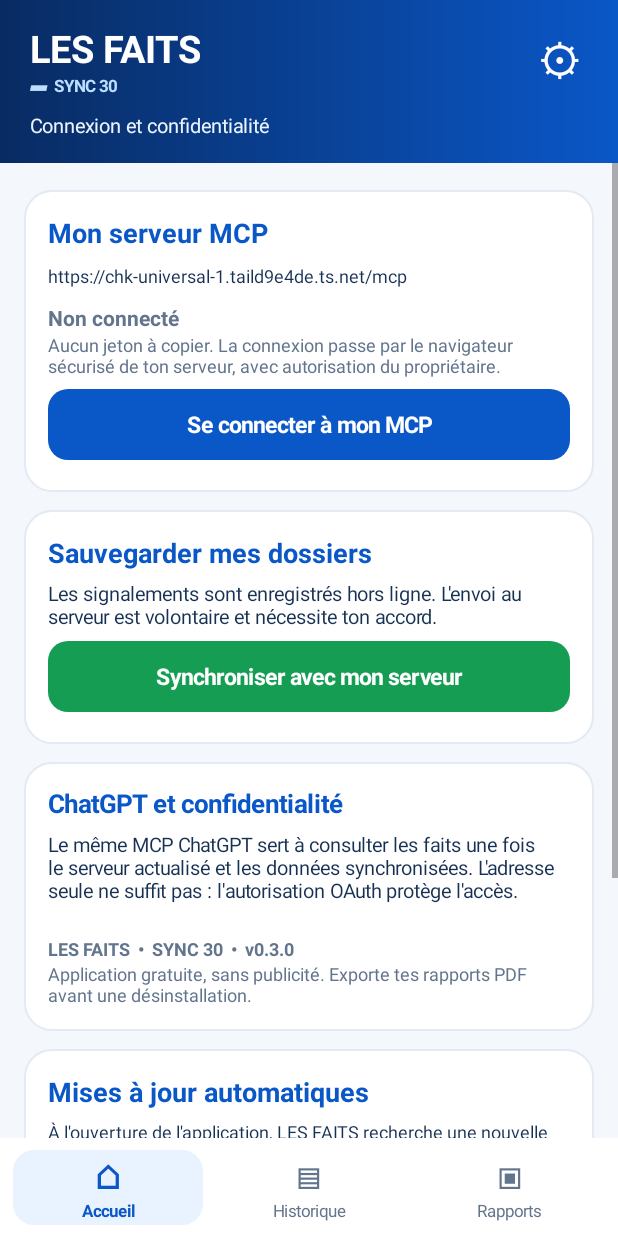
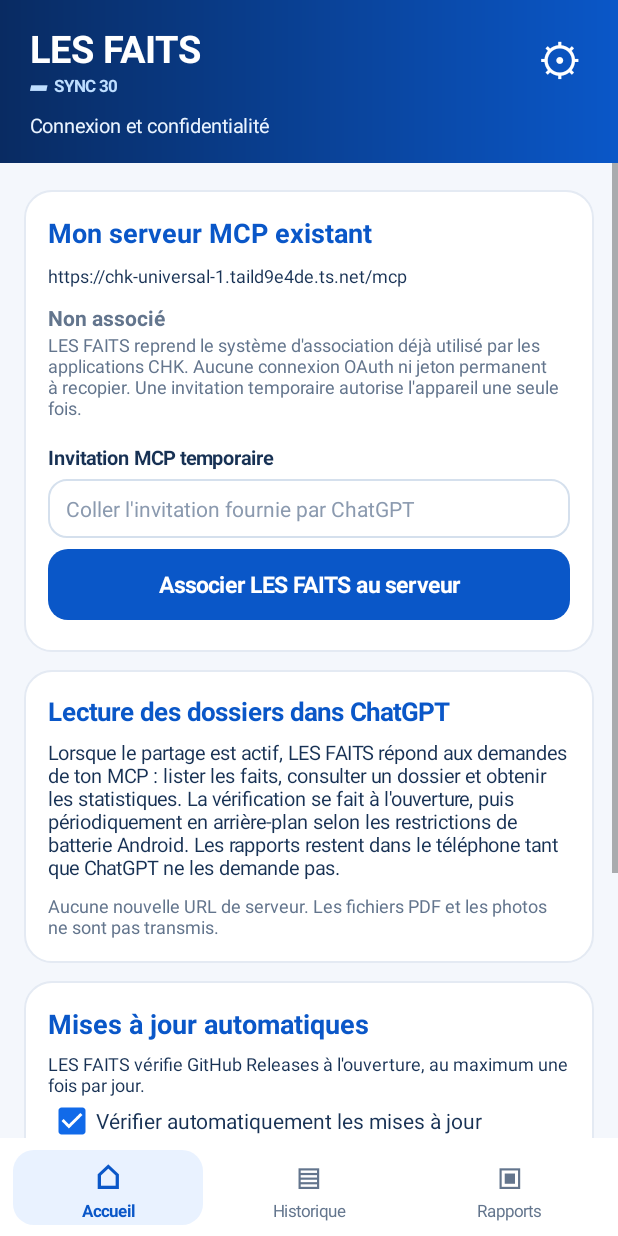
Before and after one commit to Chasmet/Probl-me-r-curent-travail-, an Android app: the screen it shows after launch (MainActivity), after a tap on an icon or button, on a phone screen of 412 x 824 dp. Run offline under Robolectric (Android 15) with nearby library versions, the phone set to English and light mode, and no system bars; pictures from the network do not load.

Commit message:
Activer v0.4.0 : association MCP Android par invitation du serveur existant

```diff
--- a/app/build.gradle
+++ b/app/build.gradle
@@ -17,8 +17,8 @@ android {
         applicationId 'fr.sync30.lesfaits'
         minSdk 26
         targetSdk 36
-        versionCode 4
-        versionName '0.3.0'
+        versionCode 5
+        versionName '0.4.0'
     }
     compileOptions {
         sourceCompatibility JavaVersion.VERSION_17
--- a/app/src/main/java/fr/sync30/lesfaits/MainActivity.java
+++ b/app/src/main/java/fr/sync30/lesfaits/MainActivity.java
@@ -69,11 +69,14 @@ public class MainActivity extends Activity {
         home();
         acceptOAuthCallback(getIntent());
         UpdateManager.onAppOpen(this);
+        acceptPairInvite(getIntent());
+        if(McpWorkerClient.isEnabled(prefs))McpWorkerClient.check(getApplicationContext(),null);
     }
     @Override protected void onNewIntent(Intent intent){
         super.onNewIntent(intent);
         setIntent(intent);
         acceptOAuthCallback(intent);
+        acceptPairInvite(intent);
     }
     private void acceptOAuthCallback(Intent intent){
         Uri uri=intent==null?null:intent.getData();
@@ -83,6 +86,23 @@ public class MainActivity extends Activity {
                 .setMessage(message).setPositiveButton("OK",null).show();
             settings();
         });
+    }
+    private void acceptPairInvite(Intent intent){
+        Uri uri=intent==null?null:intent.getData();
+        if(uri==null||!"fr.sync30.lesfaits".equals(uri.getScheme())||!"pair".equals(uri.getHost()))return;
+        String invite=uri.getQueryParameter("invite");
+        intent.setData(null);
+        if(invite==null||!invite.matches("chkinvite_[A-Za-z0-9_-]{20,150}")){
+            toast("Invitation MCP invalide ou manquante.");return;
+        }
+        new AlertDialog.Builder(this)
+            .setTitle("Associer LES FAITS à mon MCP")
+            .setMessage("Ton serveur CHK Universal pourra demander la consultation de tes signalements et observations depuis ChatGPT. Les photos ne sont pas transmises. Tu peux désactiver ce partage à tout moment. Autoriser ?")
+            .setNegativeButton("Annuler",null)
+            .setPositiveButton("Associer",(d,w)->McpWorkerClient.pair(getApplicationContext(),invite,(ok,message)->
+                new AlertDialog.Builder(this).setTitle(ok?"Association réussie":"Association impossible")
+                    .setMessage(message).setPositiveButton("OK",(dialog,which)->settings()).show()))
+            .show();
     }
     private int dp(float n){return (int)(n*getResources().getDisplayMetrics().density+0.5f);}
     private GradientDrawable shape(int fill,int radius){
@@ -441,50 +461,65 @@ public class MainActivity extends Activity {
     private void settings(){
         base("Connexion et confidentialité","home");
         LinearLayout c=card(body);
-        c.addView(text("Mon serveur MCP",18,BLUE,true));gap(c,8);
-        c.addView(text(OAuthClient.MCP_URL,12,INK,false));
+        c.addView(text("Mon serveur MCP existant",18,BLUE,true));gap(c,8);
+        c.addView(text(McpWorkerClient.MCP_URL,12,INK,false));
         gap(c,10);
-        boolean connected=!prefs.protectedValue("access").isEmpty()||!prefs.protectedValue("refresh").isEmpty();
-        c.addView(text(connected?"Compte autorisé sur cet appareil":"Non connecté",14,connected?GREEN:MUTED,true));
-        c.addView(text("Aucun jeton à copier. La connexion passe par le navigateur sécurisé de ton serveur, avec autorisation du propriétaire.",12,MUTED,false));
-        addButton(c,connected?"Renouveler l'autorisation":"Se connecter à mon MCP",BLUE,()->OAuthClient.begin(this,prefs,(ok,message)->{
-            if(!ok)new AlertDialog.Builder(this).setTitle("Connexion impossible")
-                .setMessage(message).setPositiveButton("OK",null).show();
-        }));
-        if(connected)addButton(c,"Déconnecter cet appareil",NAVY,()->new AlertDialog.Builder(this)
-            .setTitle("Déconnecter ?")
-            .setMessage("Les dossiers enregistrés sur ce téléphone resteront disponibles.")
-            .setNegativeButton("Annuler",null)
-            .setPositiveButton("Déconnecter",(d,w)->{prefs.clearOAuth();settings();}).show());
-        LinearLayout sync=card(body);
-        sync.addView(text("Sauvegarder mes dossiers",18,BLUE,true));gap(sync,6);
-        sync.addView(text("Les signalements sont enregistrés hors ligne. L'envoi au serveur est volontaire et nécessite ton accord.",13,INK,false));
-        addButton(sync,"Synchroniser avec mon serveur",GREEN,()->new AlertDialog.Builder(this)
-            .setTitle("Autoriser l'envoi ?")
-            .setMessage("Les titres, descriptions, lieux, dates et observations seront transmis à ton serveur privé. Les photos ne sont pas envoyées.")
-            .setNegativeButton("Annuler",null)
-            .setPositiveButton("Autoriser et envoyer",(dialog,which)->SyncClient.send(this,store,prefs,(ok,message)->
-                new AlertDialog.Builder(this).setTitle(ok?"Synchronisation terminée":"Synchronisation impossible")
-                    .setMessage(message).setPositiveButton("OK",null).show())).show());
+        boolean connected=McpWorkerClient.connected(prefs);
+        boolean active=McpWorkerClient.isEnabled(prefs);
+        c.addView(text(!connected?"Non associé":active?"Connecté au serveur · partage activé":"Associé · partage désactivé",
+            14,connected&&active?GREEN:MUTED,true));
+        c.addView(text("LES FAITS reprend le système d'association déjà utilisé par les applications CHK. Aucune connexion OAuth ni jeton permanent à recopier. Une invitation temporaire autorise l'appareil une seule fois.",12,MUTED,false));
+        gap(c,8);
+        if(!connected){
+            EditText invite=edit(c,"Invitation MCP temporaire","Coller l'invitation fournie par ChatGPT",false);
+            addButton(c,"Associer LES FAITS au serveur",BLUE,()->{
+                String code=invite.getText().toString().trim();
+                new AlertDialog.Builder(this)
+                    .setTitle("Autoriser la lecture de mes dossiers ?")
+                    .setMessage("Ce serveur pourra consulter les faits et les observations que tu as enregistrés. Les photos restent sur le téléphone. Le partage peut être désactivé.")
+                    .setNegativeButton("Annuler",null)
+                    .setPositiveButton("Autoriser",(d,w)->McpWorkerClient.pair(getApplicationContext(),code,(ok,message)->
+                        new AlertDialog.Builder(this).setTitle(ok?"Association réussie":"Association impossible")
+                            .setMessage(message).setPositiveButton("OK",(dialog,which)->settings()).show()))
+                    .show();
+            });
+        }else{
+            CheckBox share=new CheckBox(this);
+            share.setText("Autoriser ChatGPT à consulter mes signalements");
+            share.setTextColor(INK);share.setChecked(active);
+            share.setOnCheckedChangeListener((v,checked)->{
+                McpWorkerClient.setEnabled(this,prefs,checked);
+                toast(checked?"Lecture MCP autorisée":"Lecture MCP désactivée");
+            });
+            c.addView(share);
+            addButton(c,"Vérifier ma connexion MCP",BLUE,()->
+                McpWorkerClient.check(getApplicationContext(),(ok,message)->
+                    new AlertDialog.Builder(this).setTitle(ok?"MCP disponible":"MCP indisponible")
+                        .setMessage(message).setPositiveButton("OK",null).show()));
+            addButton(c,"Dissocier cet appareil",NAVY,()->new AlertDialog.Builder(this)
+                .setTitle("Dissocier LES FAITS ?")
+                .setMessage("Le serveur ne pourra plus interroger l'application depuis cet appareil. Aucun signalement local ne sera effacé.")
+                .setNegativeButton("Annuler",null)
+                .setPositiveButton("Dissocier",(d,w)->{McpWorkerClient.disconnect(this,prefs);settings();}).show());
+        }
         LinearLayout info=card(body);
-        info.addView(text("ChatGPT et confidentialité",17,BLUE,true));gap(info,7);
-        info.addView(text("Le même MCP ChatGPT sert à consulter les faits une fois le serveur actualisé et les données synchronisées. L'adresse seule ne suffit pas : l'autorisation OAuth protège l'accès.",13,INK,false));
-        gap(info,12);
+        info.addView(text("Lecture des dossiers dans ChatGPT",17,BLUE,true));gap(info,7);
+        info.addView(text("Lorsque le partage est actif, LES FAITS répond aux demandes de ton MCP : lister les faits, consulter un dossier et obtenir les statistiques. La vérification se fait à l'ouverture, puis périodiquement en arrière-plan selon les restrictions de batterie Android. Les rapports restent dans le téléphone tant que ChatGPT ne les demande pas.",13,INK,false));
+        gap(info,8);
+        info.addView(text("Aucune nouvelle URL de serveur. Les fichiers PDF et les photos ne sont pas transmis.",12,MUTED,false));
         LinearLayout updateCard=card(body);
         updateCard.addView(text("Mises à jour automatiques",18,BLUE,true));
         gap(updateCard,6);
-        updateCard.addView(text("À l'ouverture de l'application, LES FAITS recherche une nouvelle version officielle sur GitHub, au maximum une fois par jour. Aucune donnée personnelle n'est envoyée lors de cette vérification.",12,INK,false));
-        android.widget.CheckBox automatic=new android.widget.CheckBox(this);
-        automatic.setText("Vérifier automatiquement les mises à jour");
-        automatic.setTextColor(INK);
-        automatic.setChecked(UpdateManager.autoEnabled(this));
+        updateCard.addView(text("LES FAITS vérifie GitHub Releases à l'ouverture, au maximum une fois par jour.",12,INK,false));
+        CheckBox automatic=new CheckBox(this);automatic.setText("Vérifier automatiquement les mises à jour");
+        automatic.setTextColor(INK);automatic.setChecked(UpdateManager.autoEnabled(this));
         automatic.setOnCheckedChangeListener((b,checked)->UpdateManager.setAuto(this,checked));
         updateCard.addView(automatic);
         addButton(updateCard,"Vérifier maintenant",BLUE,()->UpdateManager.check(this,true));
-        updateCard.addView(text("Une mise à jour proposée sera téléchargée après ton accord. Android demandera ensuite la confirmation de l'installation. Les versions Play Store suivront les mises à jour Play.",11,MUTED,false));
-        gap(info,9);
-        info.addView(text("LES FAITS  •  SYNC 30  •  v0.3.0",12,MUTED,true));
-        info.addView(text("Application gratuite, sans publicité. Exporte tes rapports PDF avant une désinstallation.",12,MUTED,false));
+        updateCard.addView(text("Une APK officielle et sa signature sont vérifiées avant de proposer l'installation, avec ton accord Android.",11,MUTED,false));
+        LinearLayout version=card(body);
+        version.addView(text("LES FAITS  •  SYNC 30  •  v0.4.0",12,MUTED,true));
+        version.addView(text("Application gratuite. Sauvegarde tes rapports PDF avant toute désinstallation.",12,MUTED,false));
     }
     private String copyPhoto(Uri uri)throws Exception {
         File dir=new File(getFilesDir(),"photos");
```
Also changed, not shown: app/src/main/AndroidManifest.xml (+9 -0 lines), 1 other file.
